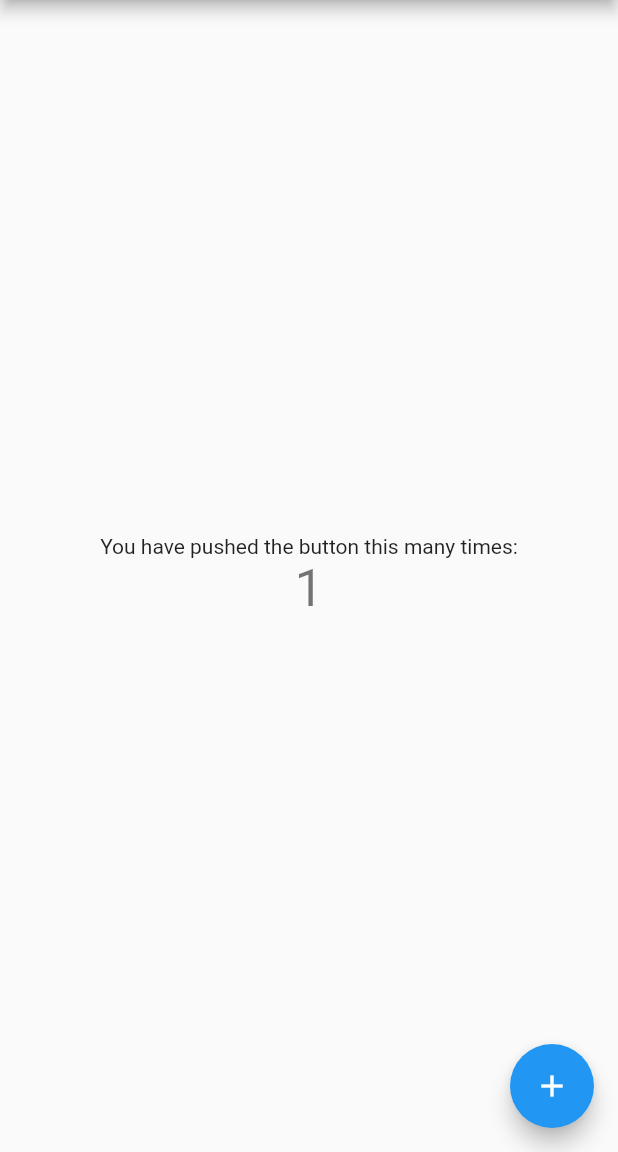
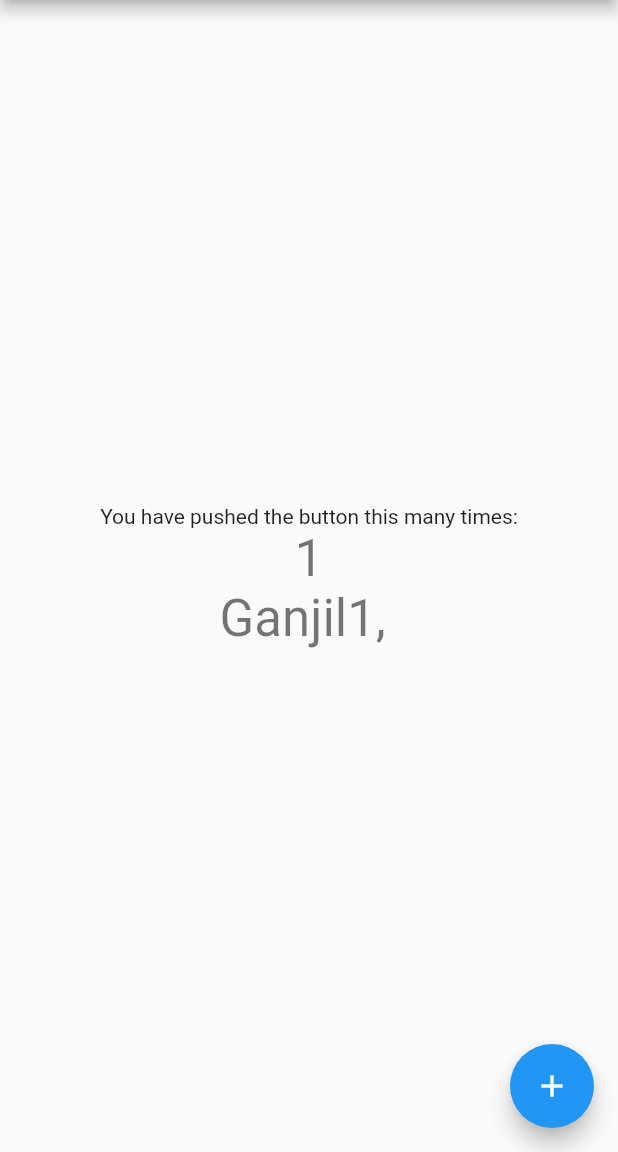
Before and after one commit to purnamaaade10/news-app, a Flutter app: the screen it shows after launch, after a tap on the "add" icon, on a phone screen of 412 x 824 dp, the part 84-1236 px from its top. Run offline on Flutter 3.47's test engine with Material 2 defaults, Android fonts, the phone set to English and light mode, and no system bars.

Commit message:
dart basic

```diff
--- a/lib/main.dart
+++ b/lib/main.dart
@@ -49,6 +49,9 @@ class MyHomePage extends StatefulWidget {
 
 class _MyHomePageState extends State<MyHomePage> {
   int _counter = 0;
+  //int prima = 0;
+  //String _teks = "Simpan";
+  String _text = "Ganjil";
 
   void _incrementCounter() {
     setState(() {
@@ -56,8 +59,42 @@ class _MyHomePageState extends State<MyHomePage> {
       // changed in this State, which causes it to rerun the build method below
       // so that the display can reflect the updated values. If we changed
       // _counter without calling setState(), then the build method would not be
-      // called again, and so nothing would appear to happen.
+      // called again, and so nothing would
       _counter++;
+      if(_counter>20){
+        _counter = 0;
+      }
+      /*if(_counter%2 == 0){
+        _text = "Genap";
+      }else{
+        _text = "Ganjil";
+      }*/
+      _text = "Ganjil";
+      for(int i=0; i<=_counter; i++){
+        if(i%2 != 0){
+          _text += '${i}, ';
+        }
+      }
+      /*_teks = "Prima :";
+      for(int i=0; i<_counter; i++){
+        for(int n=1; n<=i; n++){
+          if(i%n == 0){
+            prima++;
+          }
+        }
+        if(prima==2){
+          _teks += '${i}, ';
+        }
+        prima = 0;
+      }
+
+
+      _text = "Genap kelipatan 3: ";
+      for(int i=1; i<=_counter; i++){
+      if(i%3 == 0 && i%2 == 0){
+        _text += '${i}, ';
+      }
+      }*/
     });
   }
 
@@ -102,6 +139,14 @@ class _MyHomePageState extends State<MyHomePage> {
               '$_counter',
               style: Theme.of(context).textTheme.headline4,
             ),
+            Text(
+              _text,
+              style: Theme.of(context).textTheme.headline4,
+            ),
+            /*Text(
+              _teks,
+              style: Theme.of(context).textTheme.headline4,
+            )*/
           ],
         ),
       ),
```
